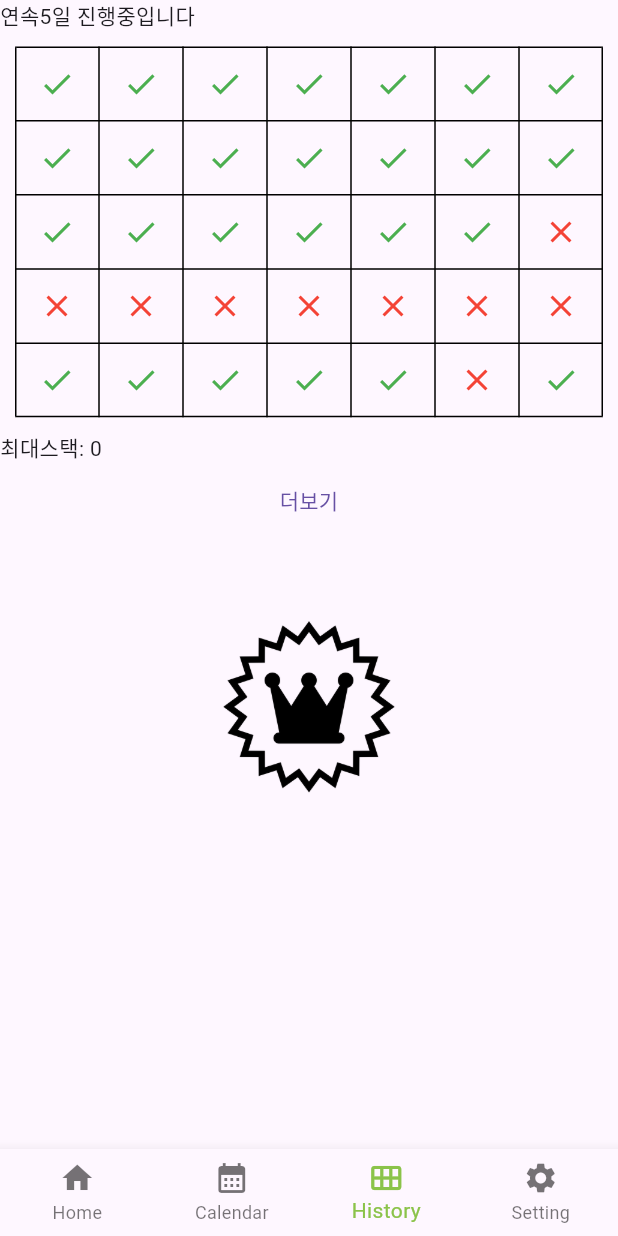
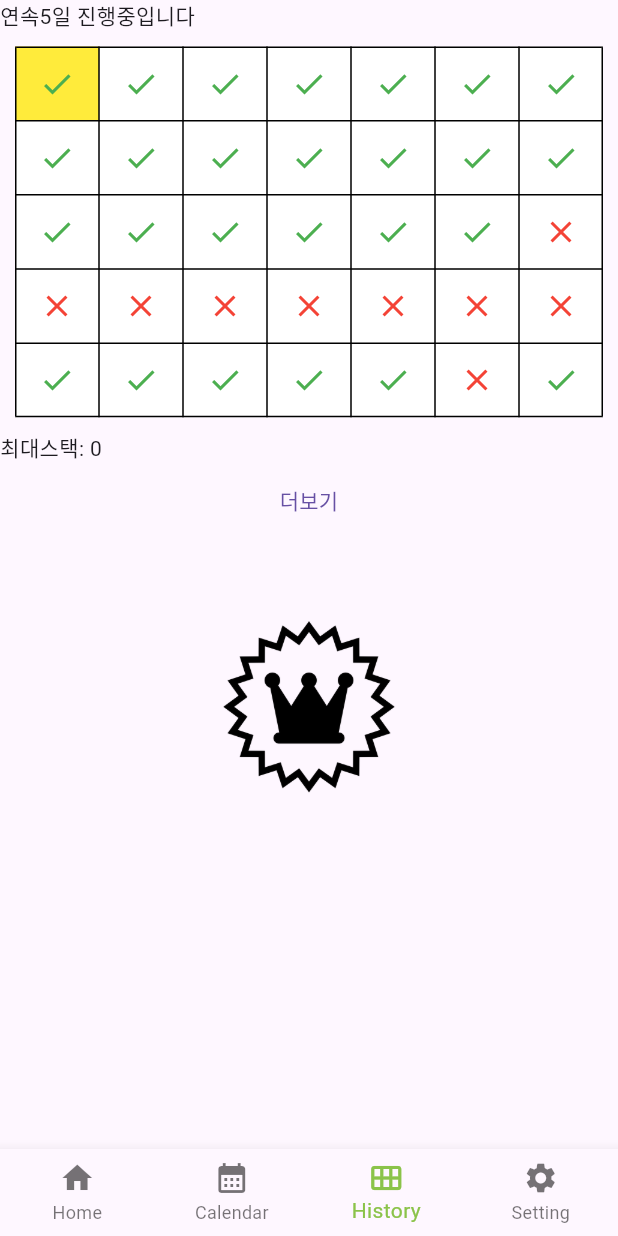
Before and after one commit to kuper0201/TimeBoxing_Fork, a Flutter app: the screen it shows after launch, item 3 of the bottom bar chosen, on a phone screen of 412 x 824 dp. Run offline on Flutter 3.47's test engine with Material 3 defaults, Android fonts, the phone set to English and light mode, and no system bars; our stand-ins replace syncfusion_flutter_calendar; missing offline and left inert: dart:ffi.

Commit message:
Emphasis firstDay history

```diff
--- a/lib/History.dart
+++ b/lib/History.dart
@@ -51,10 +51,12 @@ class CustomTable extends StatelessWidget { //db쿼리문 통해 35일전 date
             int itemIndex = rowIndex * 7 + colIndex;
             // 리스트의 빈값에 false초기화
             bool item = itemIndex < items.length ? items[itemIndex] : false;
+            bool isFirstItem = itemIndex == 0;
             return Container(
               width: cellSize,
               height: screenHeight,
               alignment: Alignment.center,
+              color: isFirstItem ? Colors.yellow : Colors.white,
               child: Icon(
                 item ? Icons.check : Icons.close,
                 color: item ? Colors.green : Colors.red,
```
